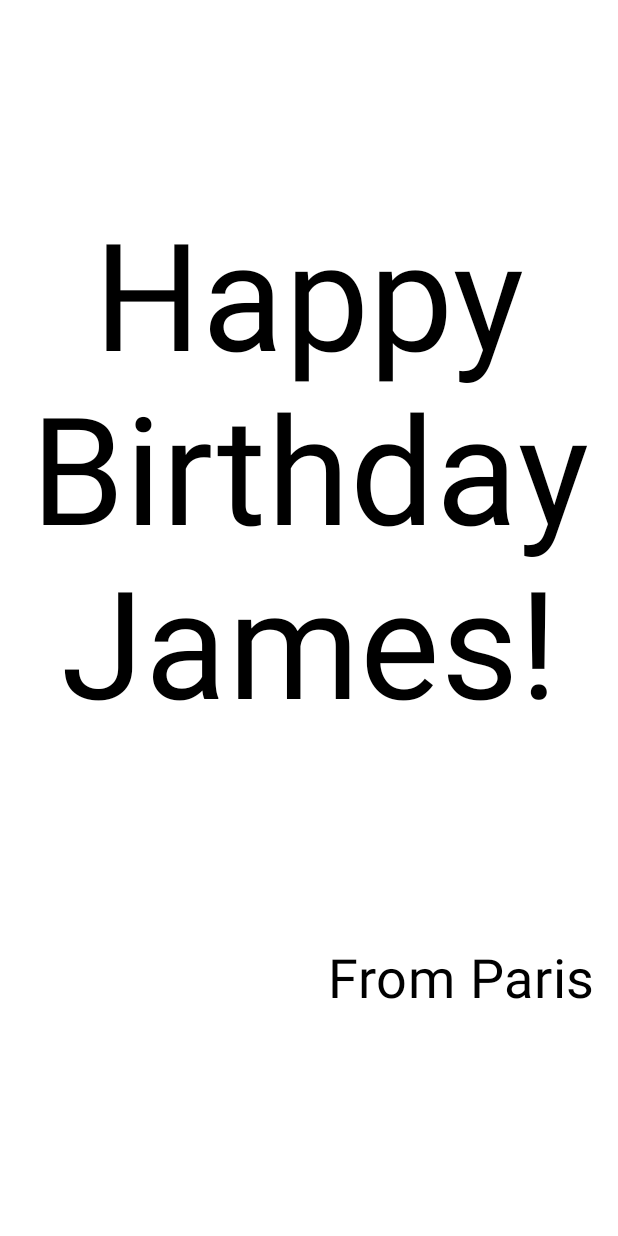
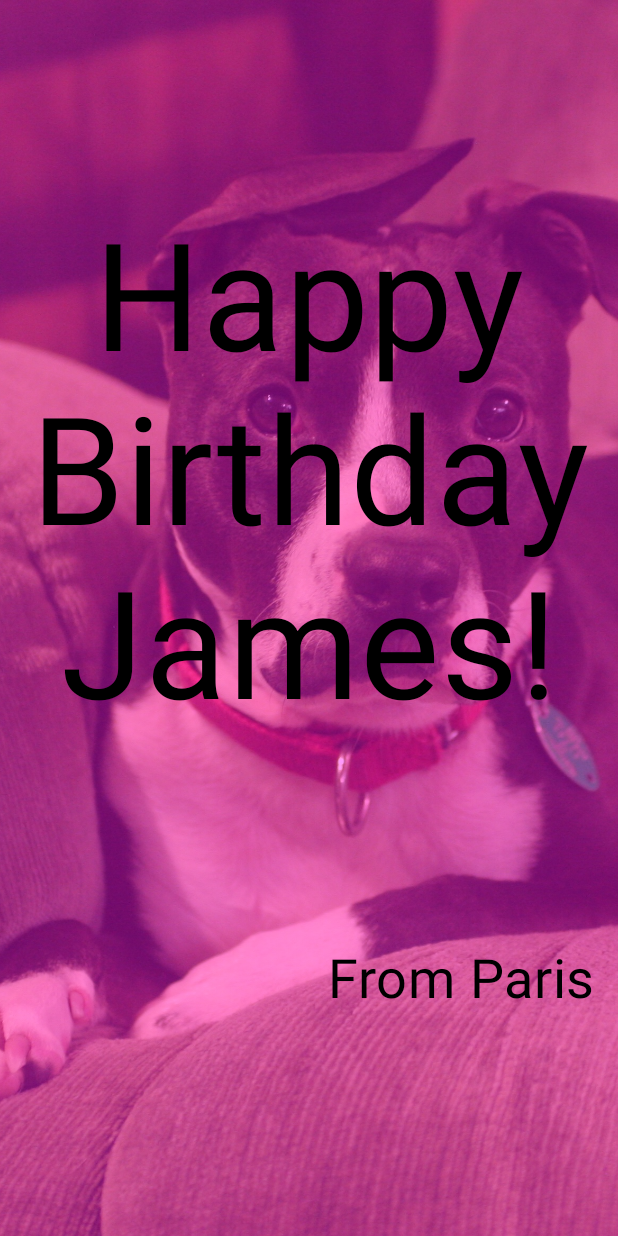
Before and after one commit to anderson79/cs3170_25fall, an Android app built with Jetpack Compose: the @Preview function BirthdayCardPreview, on a phone screen of 412 x 824 dp. Run offline under Robolectric (Android 15) with nearby library versions, the light colour scheme and no system bars.

Commit message:
HappyBirthday app complete, used Resource Manager to add image and string resources

```diff
--- a/androidExamples/HappyBirthday/app/src/main/java/com/example/happybirthday/MainActivity.kt
+++ b/androidExamples/HappyBirthday/app/src/main/java/com/example/happybirthday/MainActivity.kt
@@ -14,9 +14,11 @@ import android.os.Bundle
 import androidx.activity.ComponentActivity
 import androidx.activity.compose.setContent
 import androidx.activity.enableEdgeToEdge
+import androidx.compose.foundation.Image
+import androidx.compose.foundation.background
 import androidx.compose.foundation.layout.Arrangement
+import androidx.compose.foundation.layout.Box
 import androidx.compose.foundation.layout.Column
-import androidx.compose.foundation.layout.Row
 import androidx.compose.foundation.layout.fillMaxSize
 import androidx.compose.foundation.layout.padding
 import androidx.compose.material3.Scaffold
@@ -24,6 +26,10 @@ import androidx.compose.material3.Text
 import androidx.compose.runtime.Composable
 import androidx.compose.ui.Alignment
 import androidx.compose.ui.Modifier
+import androidx.compose.ui.graphics.Color
+import androidx.compose.ui.layout.ContentScale
+import androidx.compose.ui.res.painterResource
+import androidx.compose.ui.res.stringResource
 import androidx.compose.ui.text.style.TextAlign
 import androidx.compose.ui.tooling.preview.Preview
 import androidx.compose.ui.unit.dp
@@ -38,16 +44,46 @@ class MainActivity : ComponentActivity() {
             HappyBirthdayTheme {
                 Scaffold(modifier = Modifier.fillMaxSize()) { innerPadding ->
                     GreetingText(
-                        message = "Happy Birthday Paris!",
+                        // if you right-click on a string, you can select Extract String Resource
+                        message = stringResource( id = R.string.happy_birthday_paris),
                         from = "From James",
                         modifier = Modifier
                             .padding(innerPadding)
                             .fillMaxSize()
-
                     )
                 }
             }
         }
+    }
+}
+
+@Composable
+fun GreetingImage(
+    message: String,
+    from: String,
+    modifier: Modifier = Modifier
+) {
+    val imageID = R.drawable.paris_pic  // get the ID of our image
+    val painterRes = painterResource(id = imageID)  // create a Painter from the image ID
+
+    Box(
+        modifier = modifier
+            .background(color = Color.Magenta), // this will make the background of the box magenta
+                                                // anything we draw inside the box will cover it up
+                                                // unless we allow the magenta through...
+        contentAlignment = Alignment.Center
+    ) {
+        Image(
+            painter = painterRes, // pass the painter from above to be used as the imge
+            contentDescription = "",    // content description is required for Image
+            contentScale = ContentScale.Crop,   // crop the image to fill the screen
+            alpha = 0.6f // if we turn the alpha down some of the background will come through
+        )
+
+        GreetingText(
+            message = message,
+            from = from
+        )
     }
 }
 
@@ -62,7 +98,9 @@ fun GreetingText(
 ) {
     Column(
         verticalArrangement = Arrangement.SpaceEvenly, // you can play with different arrangements
+        //horizontalAlignment = Alignment.Start,
         modifier = modifier
+            .fillMaxSize()
             .padding(8.dp)
     ) {
         // Happy Birthday ...
@@ -72,7 +110,6 @@ fun GreetingText(
             lineHeight = 116.sp,
             textAlign = TextAlign.Center
         )
-
 
         // from ...
         Text(
@@ -90,10 +127,11 @@ fun GreetingText(
 @Composable
 fun BirthdayCardPreview() {
     HappyBirthdayTheme {
-        GreetingText(
+        GreetingImage(
             message = "Happy Birthday James!",
             from = "From Paris",
-            modifier = Modifier.fillMaxSize() // unless I pass fillMaxSize(), the app only takes up the minimum amount of space required
+            modifier = Modifier.fillMaxSize() // unless I pass fillMaxSize(), the app only takes
+                                                // up the minimum amount of space required
         )
     }
 }
--- a/androidExamples/HappyBirthday/app/src/main/res/values/strings.xml
+++ b/androidExamples/HappyBirthday/app/src/main/res/values/strings.xml
@@ -1,3 +1,4 @@
 <resources>
     <string name="app_name">HappyBirthday</string>
+    <string name="happy_birthday_paris">Happy Birthday Paris!</string>
 </resources>
```
Also changed, not shown: androidExamples/HappyBirthday/app/src/main/res/drawable-nodpi/paris_pic.jpg (added).
